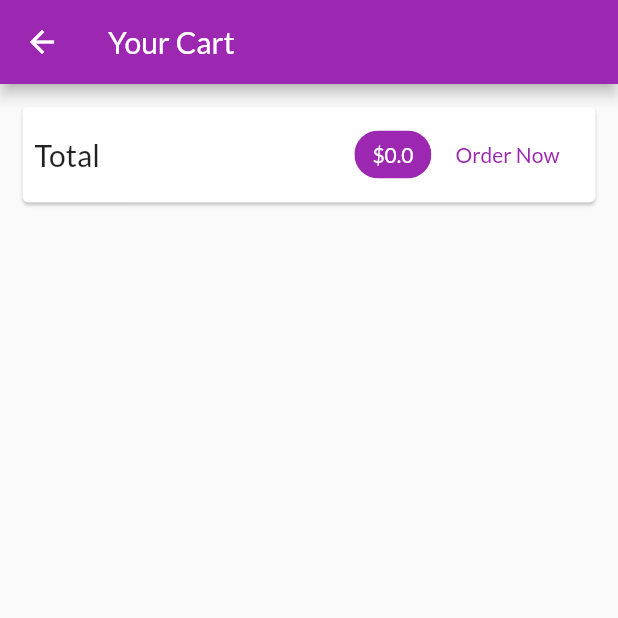
After one commit to gmhcode/flutter_shop, a Flutter app: the CartScren screen opened by its route, on a phone screen of 412 x 824 dp, the top half of it. The commit adds this screen. Run offline on Flutter 3.47's test engine with Material 2 defaults, Android fonts, the phone set to English and light mode, and no system bars; network calls fail.

Commit message:
added cart detail view

```diff
--- a/lib/main.dart
+++ b/lib/main.dart
@@ -1,6 +1,7 @@
 import 'package:flutter/material.dart';
 import 'package:flutter_shop/providers/cart.dart';
 import 'package:flutter_shop/providers/products.dart';
+import 'package:flutter_shop/screens/cart_screen.dart';
 import 'package:flutter_shop/screens/product_detail.dart';
 import 'package:flutter_shop/screens/products_overview_screen.dart';
 import 'package:provider/provider.dart';
@@ -32,6 +33,7 @@ class MyApp extends StatelessWidget {
         home: ProductsOverViewScreen(),
         routes: {
           ProductDetailScreen.routeName: (ctx) => ProductDetailScreen(),
+          CartScren.routeName: (ctx) => CartScren(),
         },
       ),
     );
--- a/lib/providers/cart.dart
+++ b/lib/providers/cart.dart
@@ -23,6 +23,14 @@ class Cart with ChangeNotifier {
 
   int get itemCount {
     return _items.length;
+  }
+
+  double get totalAmount {
+    var total = 0.0;
+    _items.forEach((key, cartItem) {
+      total += cartItem.price * cartItem.quantity;
+    });
+    return total;
   }
 
   void addItem(
--- /dev/null
+++ b/lib/screens/cart_screen.dart
@@ -0,0 +1,67 @@
+import 'package:flutter/material.dart';
+import 'package:flutter_shop/providers/cart.dart' show Cart;
+import 'package:flutter_shop/widgets/cart_item.dart';
+import 'package:provider/provider.dart';
+
+class CartScren extends StatelessWidget {
+  static const routeName = '/cart';
+  @override
+  Widget build(BuildContext context) {
+    final cart = Provider.of<Cart>(context);
+
+    return Scaffold(
+      appBar: AppBar(
+        title: Text('Your Cart'),
+      ),
+      body: Column(
+        children: [
+          Card(
+            margin: EdgeInsets.all(15),
+            child: Padding(
+              padding: EdgeInsets.all(8),
+              child: Row(
+                mainAxisAlignment: MainAxisAlignment.spaceBetween,
+                children: [
+                  Text(
+                    'Total',
+                    style: TextStyle(fontSize: 20),
+                  ),
+                  Spacer(),
+                  Chip(
+                    label: Text(
+                      '\$${cart.totalAmount}',
+                      style: TextStyle(
+                          color: Theme.of(context)
+                              .primaryTextTheme
+                              .headline6
+                              .color),
+                    ),
+                    backgroundColor: Theme.of(context).primaryColor,
+                  ),
+                  FlatButton(
+                    onPressed: () {},
+                    child: Text('Order Now'),
+                    textColor: Theme.of(context).primaryColor,
+                  )
+                ],
+              ),
+            ),
+          ),
+          SizedBox(
+            height: 10,
+          ),
+          Expanded(
+            child: ListView.builder(
+              itemCount: cart.items.length,
+              itemBuilder: (ctx, i) => CartItem1(
+                  cart.items.values.toList()[i].id,
+                  cart.items.values.toList()[i].price,
+                  cart.items.values.toList()[i].quantity,
+                  cart.items.values.toList()[i].title),
+            ),
+          )
+        ],
+      ),
+    );
+  }
+}
--- a/lib/screens/products_overview_screen.dart
+++ b/lib/screens/products_overview_screen.dart
@@ -1,6 +1,7 @@
 import 'package:flutter/material.dart';
 import 'package:flutter_shop/providers/cart.dart';
 import 'package:flutter_shop/providers/products.dart';
+import 'package:flutter_shop/screens/cart_screen.dart';
 import 'package:flutter_shop/widgets/badge.dart';
 import 'package:flutter_shop/widgets/products_grid.dart';
 import 'package:provider/provider.dart';
@@ -59,7 +60,9 @@ class _ProductsOverViewScreenState extends State<ProductsOverViewScreen> {
             ),
             child: IconButton(
               icon: Icon(Icons.shopping_cart),
-              onPressed: () {},
+              onPressed: () {
+                Navigator.of(context).pushNamed(CartScren.routeName);
+              },
             ),
           ),
         ],
--- a/lib/widgets/product_item.dart
+++ b/lib/widgets/product_item.dart
@@ -1,6 +1,7 @@
 import 'package:flutter/material.dart';
 import 'package:flutter_shop/providers/cart.dart';
 import 'package:flutter_shop/providers/product.dart';
+import 'package:flutter_shop/screens/cart_screen.dart';
 import 'package:flutter_shop/screens/product_detail.dart';
 import 'package:provider/provider.dart';
 
```
Also changed, not shown: lib/widgets/cart_item.dart (added, +37 -0 lines).
